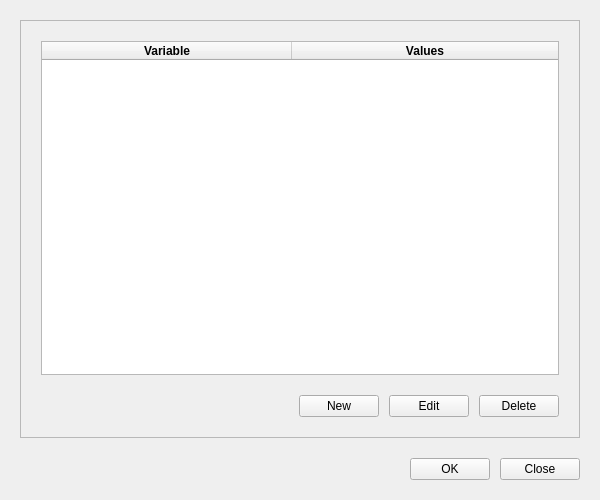
Old version of the form ui_files/form.ui in the repository Noertri/manage-env.
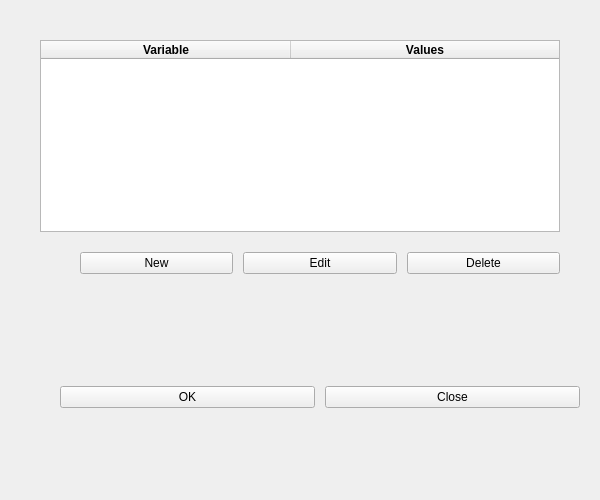
New version of the form.

```diff
--- a/ui_files/form.ui
+++ b/ui_files/form.ui
@@ -498,10 +498,7 @@
       </sizepolicy>
      </property>
      <property name="frameShape">
-      <enum>QFrame::Shape::StyledPanel</enum>
-     </property>
-     <property name="frameShadow">
-      <enum>QFrame::Shadow::Plain</enum>
+      <enum>QFrame::NoFrame</enum>
      </property>
      <layout class="QVBoxLayout" name="table_lo">
       <property name="spacing">
@@ -583,9 +580,6 @@
         </property>
         <item>
          <spacer name="horizontalSpacer">
-          <property name="orientation">
-           <enum>Qt::Orientation::Horizontal</enum>
-          </property>
           <property name="sizeHint" stdset="0">
            <size>
             <width>40</width>
@@ -627,9 +621,6 @@
      </property>
      <item>
       <spacer name="horizontalSpacer_2">
-       <property name="orientation">
-        <enum>Qt::Orientation::Horizontal</enum>
-       </property>
        <property name="sizeHint" stdset="0">
         <size>
          <width>40</width>
```
Left out of the diff: 14 changed lines with no effect on the pictures.
